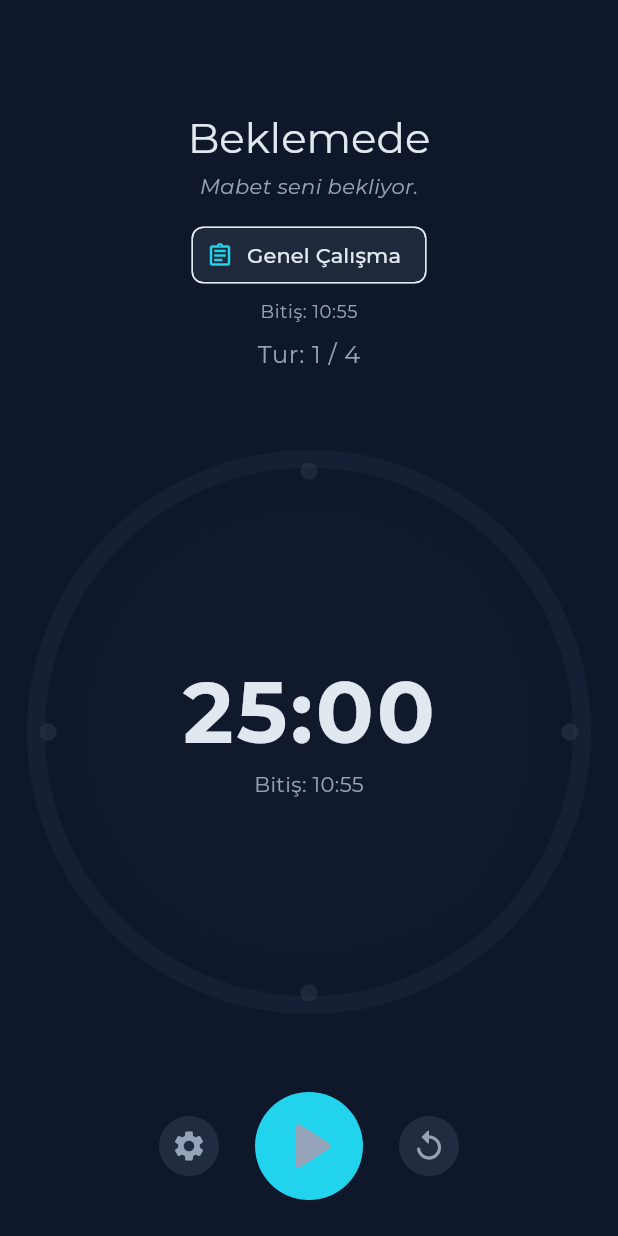
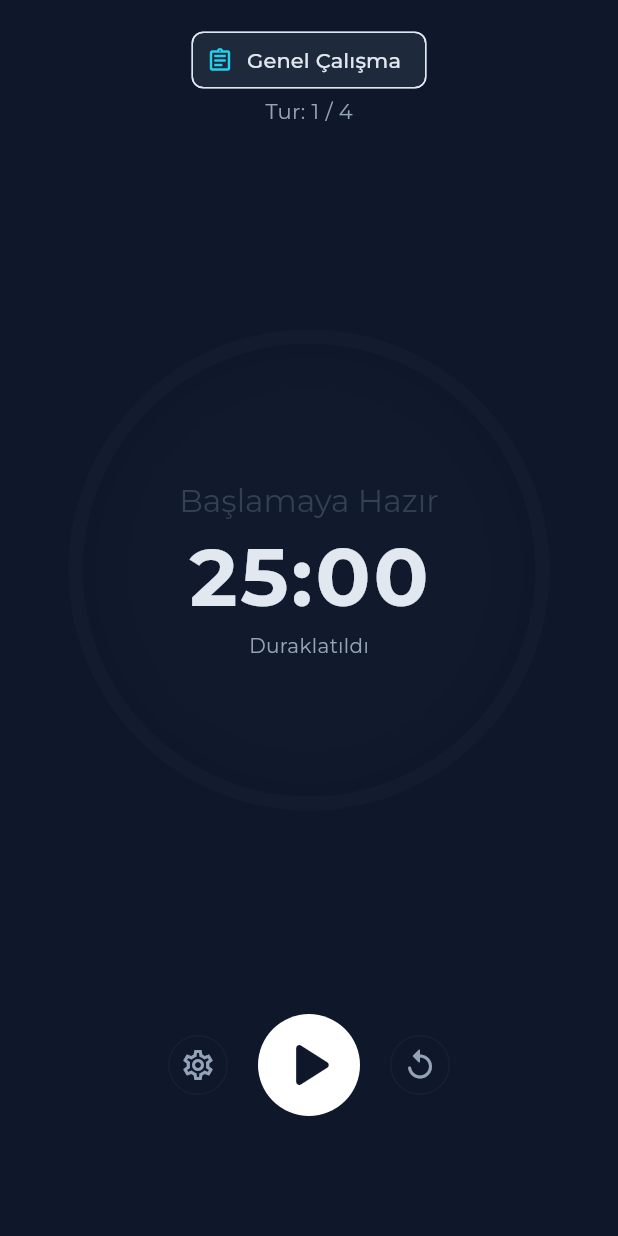
Before and after one commit to bakituncher/bilgee, a Flutter app: the PomodoroTimerView widget shown alone on an empty page, opened directly, on a phone screen of 412 x 824 dp. Run offline on Flutter 3.47's test engine with Material 3 defaults, Android fonts, the phone set to English and light mode, and no system bars; drawn by our look-alikes of flutter_animate; our stand-ins replace cached_network_image, cloud_firestore, cloud_functions, confetti, equatable, file_picker and 18 more; missing offline and left inert: firebase_app_check, flutter_math_fork, markdown, purchases_flutter; accounts and stored records are empty; generated files the repository leaves out were written again; network calls fail.

Commit message:
feat(pomodoro): Pomodoro ekranını modern bir UI/UX ile yeniden tasarla
Pomodoro ekranının kullanıcı arayüzü, kullanıcı talebi üzerine tamamen yeniden tasarlandı. Yeni tasarım, daha temiz, modern ve odaklanmış bir kullanıcı deneyimi sunuyor.

- Arka plan, sakin bir gradyan animasyonu ile değiştirildi.
- Zamanlayıcı arayüzü, bilgileri merkezde toplayarak daha okunaklı hale getirildi.
- Kontrol düğmeleri, daha iyi bir kullanıcı deneyimi için yeniden düzenlendi.
- Mevcut tüm işlevsellik (görev tamamlama, ayarlar vb.) korundu.

```diff
--- a/lib/features/pomodoro/widgets/pomodoro_timer_view.dart
+++ b/lib/features/pomodoro/widgets/pomodoro_timer_view.dart
@@ -17,102 +17,132 @@ class PomodoroTimerView extends ConsumerWidget {
   Widget build(BuildContext context, WidgetRef ref) {
     final pomodoro = ref.watch(pomodoroProvider);
     final notifier = ref.read(pomodoroProvider.notifier);
+    final theme = Theme.of(context);
 
-    final (title, progressColor, message) = switch (pomodoro.sessionState) {
-      PomodoroSessionState.work => ("Odaklanma Modu", AppTheme.secondaryColor, "Yaratım anındasın. Evren sessiz."),
-      PomodoroSessionState.shortBreak => ("Kısa Mola", AppTheme.successColor, "Nefes al. Zihnin berraklaşsın."),
-      PomodoroSessionState.longBreak => ("Uzun Mola", AppTheme.successColor, "Harika iş! Zihinsel bir yolculuğa çık."),
-      _ => ("Beklemede", AppTheme.lightSurfaceColor, "Mabet seni bekliyor."),
+    final (title, progressColor) = switch (pomodoro.sessionState) {
+      PomodoroSessionState.work => ("Odaklanma", AppTheme.secondaryColor),
+      PomodoroSessionState.shortBreak => ("Kısa Mola", AppTheme.successColor),
+      PomodoroSessionState.longBreak => ("Uzun Mola", AppTheme.successColor),
+      _ => ("Başlamaya Hazır", AppTheme.lightSurfaceColor),
     };
 
-    return Padding(
-      padding: const EdgeInsets.all(24.0),
+    return Container(
+      padding: const EdgeInsets.symmetric(horizontal: 24, vertical: 16),
       child: Column(
         mainAxisAlignment: MainAxisAlignment.spaceBetween,
         children: [
-          const SizedBox(height: 50),
-          _buildHeader(context, title, message, pomodoro, ref),
-          Expanded(child: _TimerDial(pomodoro: pomodoro, color: progressColor)),
+          // HEADER: GÖREV SEÇİMİ
+          SafeArea(
+            bottom: false,
+            child: Column(
+              children: [
+                ActionChip(
+                  avatar: const Icon(Icons.assignment_outlined, size: 18),
+                  label: Text(pomodoro.currentTask, overflow: TextOverflow.ellipsis),
+                  onPressed: () => _showTaskSelectionSheet(context, ref),
+                ),
+                Text("Tur: ${pomodoro.currentRound} / ${pomodoro.longBreakInterval}",
+                  style: theme.textTheme.bodyMedium?.copyWith(color: AppTheme.secondaryTextColor),
+                ),
+              ],
+            ),
+          ),
+
+          // ZAMANLAYICI
+          Expanded(
+            child: _TimerDial(
+              pomodoro: pomodoro,
+              color: progressColor,
+              title: title,
+            ),
+          ),
+
+          // KONTROLLER
           _buildControls(context, pomodoro, notifier, ref),
         ],
       ),
     );
   }
 
-  Widget _buildHeader(BuildContext context, String title, String message, PomodoroModel pomodoro, WidgetRef ref) {
-    final endTime = DateTime.now().add(Duration(seconds: pomodoro.timeRemaining));
-    final endStr = DateFormat('HH:mm').format(endTime);
-    return Column(
-      children: [
-        Text(title, style: Theme.of(context).textTheme.headlineMedium),
-        const SizedBox(height: 4),
-        Text(message, style: const TextStyle(color: AppTheme.secondaryTextColor, fontStyle: FontStyle.italic)),
-        const SizedBox(height: 12),
-        ActionChip(
-          avatar: const Icon(Icons.assignment_outlined, size: 18),
-          label: Text(pomodoro.currentTask, overflow: TextOverflow.ellipsis),
-          onPressed: () => _showTaskSelectionSheet(context, ref),
+  Widget _buildControls(BuildContext context, PomodoroModel pomodoro, PomodoroNotifier notifier, WidgetRef ref) {
+    final onBreak = pomodoro.sessionState == PomodoroSessionState.shortBreak || pomodoro.sessionState == PomodoroSessionState.longBreak;
+    final canCompleteTask = pomodoro.sessionState == PomodoroSessionState.work && pomodoro.currentTaskIdentifier != null;
+
+    Widget bottomButton;
+    if (onBreak) {
+      bottomButton = TextButton.icon(
+        key: const ValueKey('skip'),
+        onPressed: notifier.skipBreakAndStartWork,
+        icon: const Icon(Icons.skip_next_rounded),
+        label: const Text("Molayı Atla"),
+      );
+    } else if (canCompleteTask) {
+      bottomButton = TextButton.icon(
+        key: const ValueKey('complete'),
+        style: TextButton.styleFrom(foregroundColor: AppTheme.successColor),
+        onPressed: () {
+          notifier.markTaskAsCompleted();
+          ScaffoldMessenger.of(context).showSnackBar(
+            SnackBar(
+              content: Text("'${pomodoro.currentTask}' tamamlandı olarak işaretlendi!"),
+              backgroundColor: AppTheme.successColor,
             ),
-        const SizedBox(height: 6),
-        Text("Bitiş: $endStr", style: Theme.of(context).textTheme.bodySmall?.copyWith(color: AppTheme.secondaryTextColor)),
-        const SizedBox(height: 8),
-        Text("Tur: ${pomodoro.currentRound} / ${pomodoro.longBreakInterval}",
-            style: Theme.of(context).textTheme.bodyLarge?.copyWith(color: AppTheme.secondaryTextColor)),
-      ],
-    ).animate().fadeIn(duration: 500.ms);
+          );
+        },
+        icon: const Icon(Icons.check_circle_outline),
+        label: Text("'${pomodoro.currentTask}' görevini tamamla"),
+      );
+    } else {
+      bottomButton = const SizedBox(key: ValueKey('placeholder'), height: 48);
     }
 
-  Widget _buildControls(BuildContext context, PomodoroModel pomodoro, PomodoroNotifier notifier, WidgetRef ref) {
-    final onBreak = pomodoro.sessionState == PomodoroSessionState.shortBreak || pomodoro.sessionState == PomodoroSessionState.longBreak;
     return Column(
       children: [
         Row(
           mainAxisAlignment: MainAxisAlignment.center,
           children: [
+            // AYARLAR
+            IconButton(
+              icon: const Icon(Icons.settings_outlined),
+              tooltip: "Ayarlar",
+              onPressed: () => _showSettingsSheet(context, ref),
+              style: IconButton.styleFrom(
+                foregroundColor: AppTheme.secondaryTextColor,
+                side: BorderSide(color: AppTheme.lightSurfaceColor.withOpacity(0.2)),
+              ),
+            ),
+            const SizedBox(width: 16),
+            // OYNAT / DURDUR
             IconButton.filled(
-              onPressed: () => _showSettingsSheet(context, ref),
-              icon: const Icon(Icons.settings),
-              style: IconButton.styleFrom(backgroundColor: AppTheme.lightSurfaceColor.withOpacity(0.5)),
-            ),
-            const SizedBox(width: 20),
-            IconButton.filled(
-              iconSize: 56,
+              iconSize: 52,
               onPressed: pomodoro.isPaused ? notifier.start : notifier.pause,
               icon: Icon(pomodoro.isPaused ? Icons.play_arrow_rounded : Icons.pause_rounded),
+              style: IconButton.styleFrom(
+                backgroundColor: Colors.white,
+                foregroundColor: AppTheme.primaryColor,
               ),
-            const SizedBox(width: 20),
-            IconButton.filled(
+            ),
+            const SizedBox(width: 16),
+            // YENİLE
+            IconButton(
+              icon: const Icon(Icons.replay_rounded),
+              tooltip: "Sıfırla",
               onPressed: notifier.reset,
-              icon: const Icon(Icons.replay_rounded),
-              style: IconButton.styleFrom(backgroundColor: AppTheme.lightSurfaceColor.withOpacity(0.5)),
+               style: IconButton.styleFrom(
+                foregroundColor: AppTheme.secondaryTextColor,
+                side: BorderSide(color: AppTheme.lightSurfaceColor.withOpacity(0.2)),
+              ),
             ),
           ],
         ),
-        if (onBreak)
-          Padding(
-            padding: const EdgeInsets.only(top: 8.0),
-            child: TextButton.icon(
-              onPressed: notifier.skipBreakAndStartWork,
-              icon: const Icon(Icons.skip_next_rounded, color: AppTheme.secondaryColor),
-              label: const Text("Molayı atla ve çalışmaya başla", style: TextStyle(color: AppTheme.secondaryColor)),
+        const SizedBox(height: 16),
+        AnimatedSwitcher(
+          duration: 300.ms,
+          transitionBuilder: (child, animation) => FadeTransition(opacity: animation, child: SizeTransition(sizeFactor: animation, child: child)),
+          child: bottomButton,
         ),
-          ),
-        if(pomodoro.sessionState == PomodoroSessionState.work && pomodoro.currentTaskIdentifier != null)
-          Padding(
-            padding: const EdgeInsets.only(top: 8.0),
-            child: TextButton.icon(
-                onPressed: (){
-                  notifier.markTaskAsCompleted();
-                  ScaffoldMessenger.of(context).showSnackBar(
-                    SnackBar(content: Text("'${pomodoro.currentTask}' tamamlandı olarak işaretlendi!"), backgroundColor: AppTheme.successColor),
+      ],
     );
-                },
-                icon: const Icon(Icons.check_circle, color: AppTheme.successColor),
-                label: Text("'${pomodoro.currentTask}' görevini tamamla", style: const TextStyle(color: AppTheme.successColor))
-            ),
-          )
-      ],
-    ).animate().fadeIn(duration: 500.ms);
   }
 
   Future<void> _showTaskSelectionSheet(BuildContext context, WidgetRef ref) async {
@@ -167,7 +197,6 @@ class PomodoroTimerView extends ConsumerWidget {
     );
 
     if (selectedTask != null) {
-      // Tarih anahtarını her durumda bugüne ayarla; weekly plan varsa yukarıda üretildi
       final dateKey = dateKeyForSelection ?? DateFormat('yyyy-MM-dd').format(DateTime.now());
       ref.read(pomodoroProvider.notifier).setTask(task: selectedTask.task, identifier: selectedTask.identifier, dateKey: dateKey);
     }
@@ -186,49 +215,43 @@ class PomodoroTimerView extends ConsumerWidget {
 class _TimerDial extends StatelessWidget {
   final PomodoroModel pomodoro;
   final Color color;
-  const _TimerDial({required this.pomodoro, required this.color});
+  final String title;
+  const _TimerDial({required this.pomodoro, required this.color, required this.title});
 
   @override
   Widget build(BuildContext context) {
-    final totalDuration = switch (pomodoro.sessionState) {
-      PomodoroSessionState.idle => pomodoro.workDuration,
-      _ => pomodoro.activeSessionTotalDuration,
-    };
+    final totalDuration = pomodoro.activeSessionTotalDuration;
     final time = Duration(seconds: pomodoro.timeRemaining);
     final minutes = time.inMinutes.remainder(60).toString().padLeft(2, '0');
     final seconds = time.inSeconds.remainder(60).toString().padLeft(2, '0');
     final progress = totalDuration > 0 ? pomodoro.timeRemaining / totalDuration : 1.0;
-    final endTime = DateTime.now().add(Duration(seconds: pomodoro.timeRemaining));
-    final endStr = DateFormat('HH:mm').format(endTime);
 
-    final interval = pomodoro.longBreakInterval.clamp(1, 12);
-    final completedInCycle = ((pomodoro.currentRound - 1) % interval).clamp(0, interval - 1);
-
-    return Animate(
-      target: pomodoro.isPaused ? 1 : 0,
-      effects: [ScaleEffect(duration: 400.ms, curve: Curves.easeOutBack, begin: const Offset(1,1), end: const Offset(0.9, 0.9))],
-      child: AspectRatio(
+    return AspectRatio(
       aspectRatio: 1,
       child: CustomPaint(
         painter: _DialPainter(
           progress: 1 - progress,
           color: color,
-            isPaused: pomodoro.isPaused,
-            interval: interval,
-            completedInCycle: completedInCycle,
         ),
         child: Center(
           child: Column(
             mainAxisSize: MainAxisSize.min,
             children: [
+              Text(title, style: Theme.of(context).textTheme.titleLarge?.copyWith(color: color)),
+              const SizedBox(height: 8),
               Text('$minutes:$seconds', style: Theme.of(context).textTheme.displayLarge?.copyWith(fontWeight: FontWeight.bold, letterSpacing: 2)),
               const SizedBox(height: 6),
-                Text('Bitiş: $endStr', style: Theme.of(context).textTheme.bodyMedium?.copyWith(color: AppTheme.secondaryTextColor)),
+              Text(
+                pomodoro.isPaused ? "Duraklatıldı" : "Bitiş: ${DateFormat('HH:mm').format(DateTime.now().add(time))}",
+                style: Theme.of(context).textTheme.bodyMedium?.copyWith(color: AppTheme.secondaryTextColor)
+              ),
             ],
+          ).animate().fadeIn(duration: 400.ms),
         ),
       ),
-        ),
-      ),
+    ).animate(target: pomodoro.isPaused ? 1: 0).scale(
+      begin: const Offset(1,1), end: const Offset(0.95, 0.95),
+      duration: 400.ms, curve: Curves.easeOutCubic,
     );
   }
 }
@@ -236,60 +259,42 @@ class _TimerDial extends StatelessWidget {
 class _DialPainter extends CustomPainter {
   final double progress;
   final Color color;
-  final bool isPaused;
-  final int interval;
-  final int completedInCycle;
-  _DialPainter({required this.progress, required this.color, required this.isPaused, required this.interval, required this.completedInCycle});
+  _DialPainter({required this.progress, required this.color});
 
   @override
   void paint(Canvas canvas, Size size) {
     final center = Offset(size.width / 2, size.height / 2);
-    final radius = size.width / 2;
+    final radius = size.width / 2 * 0.9;
     final rect = Rect.fromCircle(center: center, radius: radius);
 
+    // Arka plan çizgisi
     final backgroundPaint = Paint()
-      ..color = AppTheme.lightSurfaceColor.withOpacity(0.2)
+      ..color = AppTheme.lightSurfaceColor.withOpacity(0.1)
       ..style = PaintingStyle.stroke
-      ..strokeWidth = 12;
+      ..strokeWidth = 10;
     canvas.drawCircle(center, radius, backgroundPaint);
 
+    // İlerleme çizgisi
     if (progress > 0.0) {
       final progressPaint = Paint()
         ..shader = SweepGradient(
           colors: [color.withOpacity(0.5), color],
           startAngle: -pi / 2,
+          endAngle: -pi/2 + 2*pi*progress,
           transform: const GradientRotation(-pi / 2),
         ).createShader(rect)
         ..style = PaintingStyle.stroke
-        ..strokeWidth = 14
+        ..strokeWidth = 10
         ..strokeCap = StrokeCap.round;
       canvas.drawArc(rect, -pi / 2, 2 * pi * progress, false, progressPaint);
     }
 
-    // Tur noktaları
-    const dotRadius = 6.0;
-    final dotDistance = radius - 8;
-    for (int i = 0; i < interval; i++) {
-      final angle = -pi / 2 + 2 * pi * (i / interval);
-      final dx = center.dx + cos(angle) * dotDistance;
-      final dy = center.dy + sin(angle) * dotDistance;
-      final paint = Paint()
-        ..color = i < completedInCycle ? color : AppTheme.lightSurfaceColor.withOpacity(0.4)
-        ..style = PaintingStyle.fill;
-      canvas.drawCircle(Offset(dx, dy), dotRadius, paint);
-      // Dış hat
-      final stroke = Paint()
-        ..color = Colors.black.withOpacity(0.1)
-        ..style = PaintingStyle.stroke
-        ..strokeWidth = 1;
-      canvas.drawCircle(Offset(dx, dy), dotRadius, stroke);
-    }
-
-    final breath = sin(DateTime.now().millisecondsSinceEpoch / (isPaused ? 2000 : 500)) * 5;
+    // Nefes efekti
+    final breath = sin(DateTime.now().millisecondsSinceEpoch / 800) * 8;
     final breathPaint = Paint()
-      ..color = color.withOpacity(isPaused ? 0.05 : 0.1)
+      ..color = color.withOpacity(0.05)
       ..style = PaintingStyle.fill
-      ..maskFilter = const MaskFilter.blur(BlurStyle.normal, 10);
+      ..maskFilter = const MaskFilter.blur(BlurStyle.normal, 15);
     canvas.drawCircle(center, radius - 20 + breath, breathPaint);
   }
 
@@ -345,22 +350,20 @@ class _PomodoroSettingsSheetState extends ConsumerState<PomodoroSettingsSheet> {
               value: _autoStartBreaks,
               onChanged: (v) => setState(() => _autoStartBreaks = v),
               title: const Text('Çalışma bitince molayı otomatik başlat'),
-              subtitle: const Text('Seans bittiğinde mola sayacı otomatik başlar'),
             ),
             SwitchListTile.adaptive(
               value: _autoStartWork,
               onChanged: (v) => setState(() => _autoStartWork = v),
               title: const Text('Mola bitince çalışmayı otomatik başlat'),
-              subtitle: const Text('Mola tamamlanınca yeni tura otomatik geç'),
             ),
             SwitchListTile.adaptive(
               value: _keepScreenOn,
               onChanged: (v) => setState(() => _keepScreenOn = v),
               title: const Text('Zamanlayıcı sırasında ekranı açık tut'),
-              subtitle: const Text('Yanıp sönmeden, kapanmadan sürekli açık kalsın'),
             ),
             const SizedBox(height: 16),
             ElevatedButton(
+                style: ElevatedButton.styleFrom(minimumSize: const Size.fromHeight(48)),
                 onPressed: (){
                   ref.read(pomodoroProvider.notifier).updateSettings(
                     work: _work.toInt(),
```
Also changed, not shown: lib/features/pomodoro/pomodoro_screen.dart (+14 -68 lines). Lines whose indentation alone changed are shown as unchanged.
